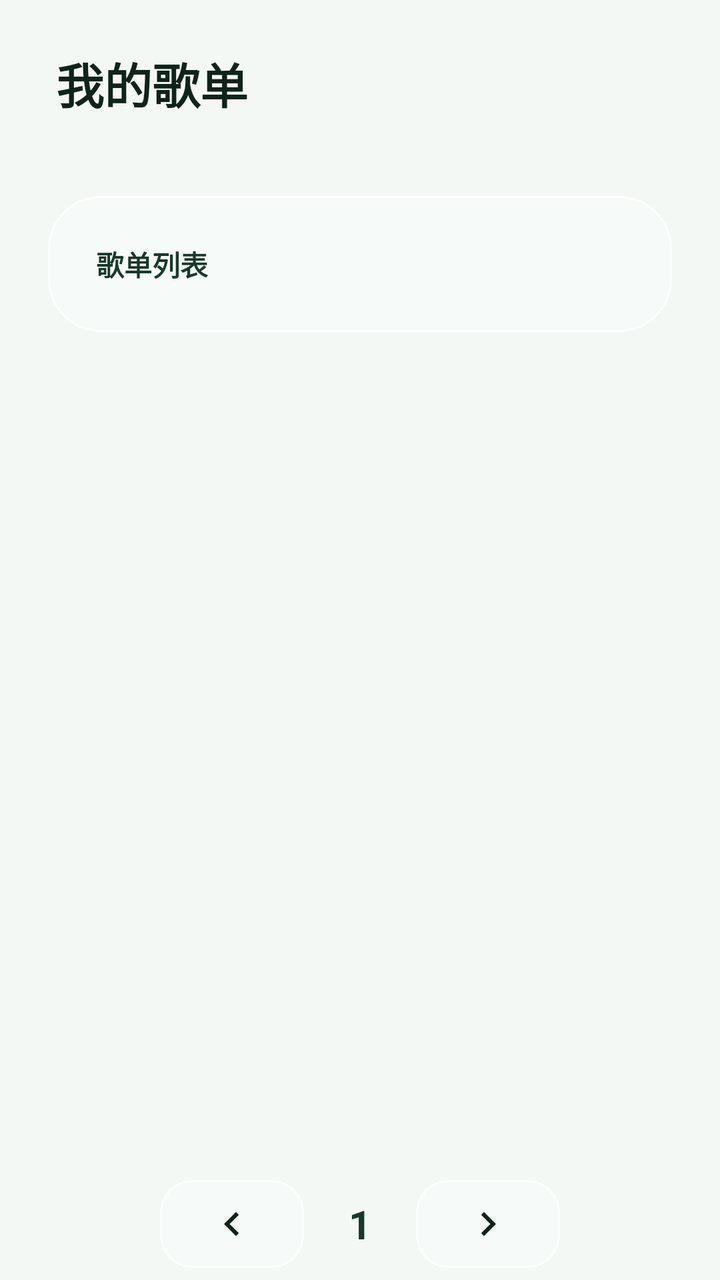
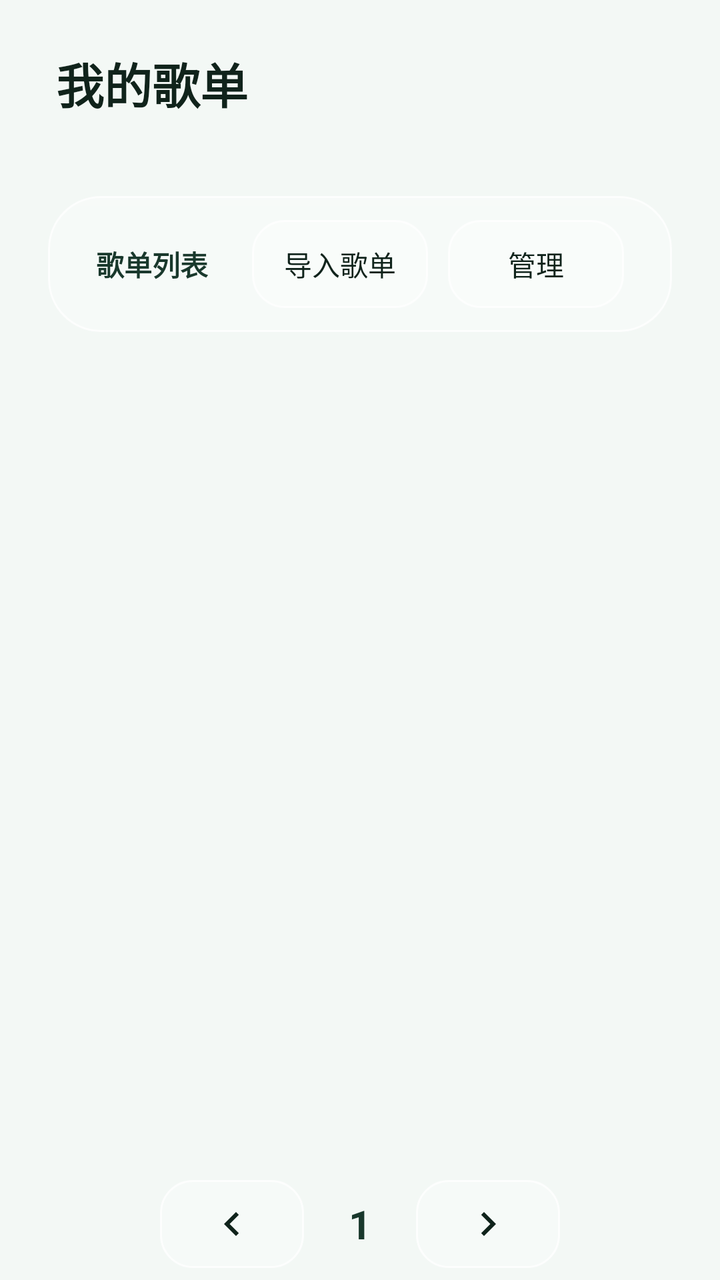

Compare the two renders of this Android layout. The source of the first and the diff that turns it into the second are given below.
<!-- AndroidManifest.xml: application theme AppTheme.NoActionBar -->
<!-- res/layout/fragment_library.xml -->
<?xml version="1.0" encoding="utf-8"?>
<androidx.constraintlayout.widget.ConstraintLayout xmlns:android="http://schemas.android.com/apk/res/android"
    xmlns:app="http://schemas.android.com/apk/res-auto"
    android:layout_width="match_parent"
    android:layout_height="match_parent"
    android:background="@android:color/transparent"
    android:nextFocusLeft="@id/tabLibrary">

    
    <LinearLayout
        android:id="@+id/layoutHeaderLeft"
        android:layout_width="320dp"
        android:layout_height="@dimen/lx_title_height"
        android:orientation="horizontal"
        android:gravity="top"
        android:paddingStart="@dimen/lx_title_gutter"
        android:paddingEnd="@dimen/lx_nav_gutter"
        android:paddingTop="@dimen/lx_title_top"
        android:background="@android:color/transparent"
        app:layout_constraintStart_toStartOf="parent"
        app:layout_constraintTop_toTopOf="parent">

        <TextView
            android:layout_width="wrap_content"
            android:layout_height="wrap_content"
            android:text="我的歌单"
            android:textSize="@dimen/lx_type_title"
            android:textStyle="bold"
            android:textColor="@color/lx_text_primary" />

        <ImageButton
            android:id="@+id/btnBackToPlaylists"
            android:layout_width="@dimen/lx_control_compact"
            android:layout_height="@dimen/lx_control_compact"
            android:layout_marginStart="@dimen/lx_space_sm"
            android:src="@drawable/ic_back"
            android:background="@drawable/btn_focused_circle"
            android:scaleType="centerInside"
            android:padding="@dimen/lx_space_sm"
            android:visibility="gone"
            android:focusable="true"
            android:contentDescription="返回歌单列表"
            app:tint="@color/selector_action_content" />

    </LinearLayout>

    
    <LinearLayout
        android:id="@+id/layoutHeaderRight"
        android:layout_width="0dp"
        android:layout_height="@dimen/lx_title_height"
        android:orientation="horizontal"
        android:gravity="top"
        android:paddingStart="@dimen/lx_nav_gutter"
        android:paddingEnd="@dimen/lx_nav_gutter"
        android:paddingTop="@dimen/lx_title_top"
        android:background="@android:color/transparent"
        app:layout_constraintStart_toEndOf="@+id/layoutHeaderLeft"
        app:layout_constraintEnd_toEndOf="parent"
        app:layout_constraintTop_toTopOf="parent">

        
        <TextView
            android:id="@+id/tabAllSongs"
            android:layout_width="wrap_content"
            android:layout_height="@dimen/lx_control_compact"
            android:text="全部歌曲"
            android:textSize="@dimen/lx_type_body"
            android:textColor="@color/selector_selectable_content"
            android:gravity="center"
            android:paddingStart="@dimen/lx_space_md"
            android:paddingEnd="@dimen/lx_space_md"
            android:background="@drawable/selector_tab_bg"
            android:focusable="true"
            android:nextFocusLeft="@id/tabLibrary"
            android:nextFocusRight="@id/tabLoveList" />

        
        <TextView
            android:id="@+id/tabLoveList"
            android:layout_width="wrap_content"
            android:layout_height="@dimen/lx_control_compact"
            android:text="我的收藏"
            android:textSize="@dimen/lx_type_body"
            android:textColor="@color/selector_selectable_content"
            android:gravity="center"
            android:paddingStart="@dimen/lx_space_md"
            android:paddingEnd="@dimen/lx_space_md"
            android:layout_marginStart="@dimen/lx_space_sm"
            android:background="@drawable/selector_tab_bg"
            android:focusable="true"
            android:nextFocusLeft="@id/tabAllSongs" />

        <View
            android:layout_width="@dimen/lx_space_sm"
            android:layout_height="1dp" />

        <TextView
            android:id="@+id/tvPlaylistTitle"
            android:layout_width="0dp"
            android:layout_height="wrap_content"
            android:layout_weight="1"
            android:text="歌单"
            android:textSize="@dimen/lx_type_section"
            android:textStyle="bold"
            android:textColor="@color/lx_text_primary"
            android:maxLines="1"
            android:ellipsize="end" />

        <TextView
            android:id="@+id/tvSongCount"
            android:layout_width="wrap_content"
            android:layout_height="wrap_content"
            android:text="0 首"
            android:textSize="@dimen/lx_type_body"
            android:textColor="@color/lx_text_secondary"
            android:layout_marginStart="@dimen/lx_space_sm" />

    </LinearLayout>

    <LinearLayout
        android:id="@+id/libraryActionBar"
        android:layout_width="0dp"
        android:layout_height="@dimen/lx_secondary_nav_height"
        android:layout_marginStart="@dimen/lx_nav_gutter"
        android:layout_marginTop="@dimen/lx_space_sm"
        android:layout_marginEnd="@dimen/lx_nav_gutter"
        android:orientation="horizontal"
        android:gravity="center_vertical"
        android:paddingStart="@dimen/lx_nav_gutter"
        android:paddingEnd="@dimen/lx_nav_gutter"
        android:background="@drawable/bg_floating_glass"
        android:elevation="@dimen/lx_elevation_surface"
        android:outlineProvider="background"
        android:clipToOutline="true"
        android:visibility="visible"
        app:layout_constraintStart_toStartOf="parent"
        app:layout_constraintEnd_toEndOf="parent"
        app:layout_constraintTop_toBottomOf="@+id/layoutHeaderLeft">

        <TextView
            android:id="@+id/tvLibraryModeLabel"
            android:layout_width="wrap_content"
            android:layout_height="wrap_content"
            android:text="歌单列表"
            android:textSize="@dimen/lx_type_body"
            android:textStyle="bold"
            android:textColor="@color/lx_text_secondary" />

        <View
            android:layout_width="0dp"
            android:layout_height="1dp"
            android:layout_weight="1" />

        <ImageButton
            android:id="@+id/btnPlayAllSongs"
            android:layout_width="@dimen/lx_control_compact"
            android:layout_height="@dimen/lx_control_compact"
            android:src="@drawable/ic_play"
            android:background="@drawable/btn_focused_circle"
            android:scaleType="centerInside"
            android:padding="@dimen/lx_space_sm"
            android:focusable="true"
            android:visibility="gone"
            android:nextFocusLeft="@id/tabLibrary"
            android:nextFocusRight="@id/btnPlayOrderToggle"
            android:nextFocusDown="@id/rvSongs"
            android:contentDescription="全部播放"
            app:tint="@color/selector_action_content" />

        <ImageButton
            android:id="@+id/btnPlayOrderToggle"
            android:layout_width="@dimen/lx_control_compact"
            android:layout_height="@dimen/lx_control_compact"
            android:layout_marginStart="@dimen/lx_space_sm"
            android:src="@drawable/ic_repeat"
            android:background="@drawable/btn_selectable_circle"
            android:scaleType="centerInside"
            android:padding="@dimen/lx_space_sm"
            android:focusable="true"
            android:visibility="gone"
            android:nextFocusLeft="@id/btnPlayAllSongs"
            android:nextFocusDown="@id/rvSongs"
            android:contentDescription="切换为随机播放"
            app:tint="@color/selector_selectable_content" />

    </LinearLayout>

    
    <androidx.recyclerview.widget.RecyclerView
        android:id="@+id/rvPlaylists"
        android:layout_width="0dp"
        android:layout_height="0dp"
        android:layout_marginStart="@dimen/lx_nav_gutter"
        android:layout_marginTop="@dimen/lx_space_sm"
        android:layout_marginEnd="@dimen/lx_nav_gutter"
        android:background="@android:color/transparent"
        android:paddingStart="@dimen/lx_nav_gutter"
        android:paddingEnd="@dimen/lx_nav_gutter"
        android:paddingTop="@dimen/lx_space_sm"
        android:paddingBottom="@dimen/lx_space_sm"
        android:clipToPadding="false"
        android:focusable="true"
        android:nextFocusLeft="@id/tabLibrary"
        android:nextFocusDown="@id/btnLibraryNextPage"
        app:layout_constraintStart_toStartOf="parent"
        app:layout_constraintEnd_toEndOf="parent"
        app:layout_constraintTop_toBottomOf="@+id/libraryActionBar"
        app:layout_constraintBottom_toTopOf="@+id/libraryPagerBar" />

    <LinearLayout
        android:id="@+id/libraryPagerBar"
        android:layout_width="0dp"
        android:layout_height="@dimen/lx_pager_height"
        android:orientation="horizontal"
        android:gravity="center"
        android:background="@android:color/transparent"
        android:paddingStart="@dimen/lx_nav_gutter"
        android:paddingEnd="@dimen/lx_nav_gutter"
        app:layout_constraintStart_toStartOf="parent"
        app:layout_constraintEnd_toEndOf="parent"
        app:layout_constraintBottom_toBottomOf="parent">

        <ImageButton
            android:id="@+id/btnLibraryPrevPage"
            android:layout_width="@dimen/lx_pager_button_width"
            android:layout_height="@dimen/lx_pager_button_height"
            android:src="@drawable/ic_chevron_left"
            android:background="@drawable/bg_btn_secondary"
            android:scaleType="centerInside"
            android:padding="@dimen/lx_space_sm"
            android:focusable="true"
            android:nextFocusUp="@id/rvPlaylists"
            android:nextFocusRight="@id/btnLibraryNextPage"
            android:nextFocusDown="@id/tabLibrary"
            app:tint="@color/selector_action_content" />

        <TextView
            android:id="@+id/tvLibraryPageNumber"
            android:layout_width="@dimen/lx_pager_number_width"
            android:layout_height="match_parent"
            android:gravity="center"
            android:text="1"
            android:textSize="@dimen/lx_type_section"
            android:textStyle="bold"
            android:textColor="@color/lx_text_secondary" />

        <ImageButton
            android:id="@+id/btnLibraryNextPage"
            android:layout_width="@dimen/lx_pager_button_width"
            android:layout_height="@dimen/lx_pager_button_height"
            android:src="@drawable/ic_chevron_right"
            android:background="@drawable/bg_btn_secondary"
            android:scaleType="centerInside"
            android:padding="@dimen/lx_space_sm"
            android:focusable="true"
            android:nextFocusUp="@id/rvPlaylists"
            android:nextFocusLeft="@id/btnLibraryPrevPage"
            android:nextFocusDown="@id/tabLibrary"
            app:tint="@color/selector_action_content" />

    </LinearLayout>

    
    <androidx.recyclerview.widget.RecyclerView
        android:id="@+id/rvSongs"
        android:layout_width="0dp"
        android:layout_height="0dp"
        android:paddingStart="@dimen/lx_title_gutter"
        android:paddingEnd="@dimen/lx_title_gutter"
        android:paddingTop="@dimen/lx_nav_gutter"
        android:layout_marginTop="@dimen/lx_space_sm"
        android:paddingBottom="@dimen/lx_nav_gutter"
        android:visibility="gone"
        android:focusable="false"
        android:clipToPadding="false"
        android:descendantFocusability="afterDescendants"
        android:nextFocusLeft="@id/tabLibrary"
        android:nextFocusUp="@id/btnPlayAllSongs"
        android:nextFocusDown="@id/btnLibraryNextPage"
        app:layout_constraintStart_toStartOf="parent"
        app:layout_constraintEnd_toEndOf="parent"
        app:layout_constraintTop_toBottomOf="@+id/libraryActionBar"
        app:layout_constraintBottom_toBottomOf="parent" />

</androidx.constraintlayout.widget.ConstraintLayout>
<!-- resources referenced by this layout -->
<resources>
  <color name="lx_text_primary">#10231B</color>
  <color name="lx_text_secondary">#19382C</color>
  <dimen name="lx_control_compact">44dp</dimen>
  <dimen name="lx_elevation_surface">8dp</dimen>
  <dimen name="lx_nav_gutter">24dp</dimen>
  <dimen name="lx_pager_button_height">44dp</dimen>
  <dimen name="lx_pager_button_width">72dp</dimen>
  <dimen name="lx_pager_height">56dp</dimen>
  <dimen name="lx_pager_number_width">56dp</dimen>
  <dimen name="lx_secondary_nav_height">68dp</dimen>
  <dimen name="lx_space_md">16dp</dimen>
  <dimen name="lx_space_sm">10dp</dimen>
  <dimen name="lx_title_gutter">28dp</dimen>
  <dimen name="lx_title_height">88dp</dimen>
  <dimen name="lx_title_top">24dp</dimen>
  <dimen name="lx_type_body">14sp</dimen>
  <dimen name="lx_type_section">20sp</dimen>
  <dimen name="lx_type_title">24sp</dimen>
  <!-- drawable ic_chevron_left (drawable) -->
  <?xml version="1.0" encoding="utf-8"?>
  <vector xmlns:android="http://schemas.android.com/apk/res/android"
      android:width="24dp"
      android:height="24dp"
      android:viewportWidth="24"
      android:viewportHeight="24">
      <path
          android:fillColor="#FF000000"
          android:pathData="M15.41,7.41L14,6l-6,6 6,6 1.41,-1.41L10.83,12z" />
  </vector>
  <!-- drawable ic_chevron_right (drawable) -->
  <?xml version="1.0" encoding="utf-8"?>
  <vector xmlns:android="http://schemas.android.com/apk/res/android"
      android:width="24dp"
      android:height="24dp"
      android:viewportWidth="24"
      android:viewportHeight="24">
      <path
          android:fillColor="#FF000000"
          android:pathData="M10,6L8.59,7.41L13.17,12l-4.58,4.59L10,18l6,-6z"/>
  </vector>
  <!-- drawable ic_play (drawable) -->
  <vector xmlns:android="http://schemas.android.com/apk/res/android"
      android:width="24dp"
      android:height="24dp"
      android:viewportWidth="24"
      android:viewportHeight="24"
      android:tint="#FFFFFF">
      <path
          android:fillColor="@android:color/white"
          android:pathData="M8,5v14l11,-7z" />
  </vector>
  <!-- drawable ic_repeat (drawable) -->
  <vector xmlns:android="http://schemas.android.com/apk/res/android"
      android:width="24dp"
      android:height="24dp"
      android:viewportWidth="24.0"
      android:viewportHeight="24.0">
      <path
          android:fillColor="#FFffffff"
          android:pathData="M7,7h10v3l4,-4 -4,-4v3H5v6h2V7zm10,10H7v-3l-4,4 4,4v-3h12v-6h-2v4z"/>
  </vector>
  <style name="AppTheme.NoActionBar" parent="AppTheme">
          <item name="windowActionBar">false</item>
          <item name="windowNoTitle">true</item>
          <item name="android:windowBackground">@color/lx_bg_canvas</item>
      </style>
  <color name="lx_disabled_fill">#4DFFFFFF</color>
  <dimen name="lx_radius_control">16dp</dimen>
  <color name="lx_brand_pressed">#00A965</color>
  <color name="lx_bg_focus">#DFF8ED</color>
  <dimen name="lx_stroke_focus">2dp</dimen>
  <color name="lx_focus_ring_strong">#D9008C55</color>
  <color name="lx_glass_clear">#42FFFFFF</color>
  <dimen name="lx_stroke_hairline">1dp</dimen>
  <color name="lx_glass_edge">#CCFFFFFF</color>
  <color name="lx_glass_floating">@color/lx_glass_clear</color>
  <dimen name="lx_glass_radius">26dp</dimen>
  <color name="lx_glass_highlight">#24FFFFFF</color>
  <color name="lx_glass_specular_mid">#08FFFFFF</color>
  <color name="lx_glass_specular_clear">#00FFFFFF</color>
  <color name="lx_selected_focused_fill">@color/lx_bg_focus</color>
  <color name="lx_brand_soft">#3320C878</color>
  <dimen name="lx_stroke_selected">2dp</dimen>
  <color name="lx_brand">#00C878</color>
  <style name="AppTheme" parent="BaseAppTheme" />
  <color name="lx_bg_canvas">#F3F8F5</color>
  <color name="colorPrimary">@color/lx_brand</color>
  <color name="colorPrimaryDark">@color/lx_brand_pressed</color>
  <color name="colorAccent">@color/lx_brand</color>
  <!-- unchanged entries left out for length: 6 -->
</resources>

<!-- the commit's change to res/layout/fragment_library.xml (unified diff, before → after) -->
@@ -64,7 +64,7 @@
             android:id="@+id/tabAllSongs"
             android:layout_width="wrap_content"
             android:layout_height="@dimen/lx_control_compact"
-            android:text="全部歌曲"
+            android:text="@string/library_all_playlists"
             android:textSize="@dimen/lx_type_body"
             android:textColor="@color/selector_selectable_content"
             android:gravity="center"
@@ -95,17 +95,10 @@
             android:layout_width="@dimen/lx_space_sm"
             android:layout_height="1dp" />
 
-        <TextView
-            android:id="@+id/tvPlaylistTitle"
+        <View
             android:layout_width="0dp"
-            android:layout_height="wrap_content"
-            android:layout_weight="1"
-            android:text="歌单"
-            android:textSize="@dimen/lx_type_section"
-            android:textStyle="bold"
-            android:textColor="@color/lx_text_primary"
-            android:maxLines="1"
-            android:ellipsize="end" />
+            android:layout_height="1dp"
+            android:layout_weight="1" />
 
         <TextView
             android:id="@+id/tvSongCount"
@@ -151,6 +144,37 @@
             android:layout_width="0dp"
             android:layout_height="1dp"
             android:layout_weight="1" />
+
+        <Button
+            android:id="@+id/btnImportPlaylist"
+            android:layout_width="wrap_content"
+            android:layout_height="@dimen/lx_control_compact"
+            android:background="@drawable/bg_btn_secondary"
+            android:focusable="true"
+            android:nextFocusLeft="@id/tabLibrary"
+            android:nextFocusRight="@id/btnManagePlaylists"
+            android:nextFocusDown="@id/rvPlaylists"
+            android:paddingStart="@dimen/lx_space_md"
+            android:paddingEnd="@dimen/lx_space_md"
+            android:text="@string/playlist_import_action"
+            android:textColor="@color/selector_action_content"
+            android:textSize="@dimen/lx_type_body" />
+
+        <Button
+            android:id="@+id/btnManagePlaylists"
+            android:layout_width="wrap_content"
+            android:layout_height="@dimen/lx_control_compact"
+            android:layout_marginStart="@dimen/lx_space_sm"
+            android:background="@drawable/bg_btn_secondary"
+            android:focusable="true"
+            android:nextFocusLeft="@id/btnImportPlaylist"
+            android:nextFocusRight="@id/btnManagePlaylists"
+            android:nextFocusDown="@id/rvPlaylists"
+            android:paddingStart="@dimen/lx_space_md"
+            android:paddingEnd="@dimen/lx_space_md"
+            android:text="@string/library_manage"
+            android:textColor="@color/selector_action_content"
+            android:textSize="@dimen/lx_type_body" />
 
         <ImageButton
             android:id="@+id/btnPlayAllSongs"
<!-- resource entries referenced after the edit -->
@@ -61,6 +61,9 @@
           android:fillColor="#FFffffff"
           android:pathData="M7,7h10v3l4,-4 -4,-4v3H5v6h2V7zm10,10H7v-3l-4,4 4,4v-3h12v-6h-2v4z"/>
   </vector>
+  <string name="library_all_playlists">全部歌单</string>
+  <string name="library_manage">管理</string>
+  <string name="playlist_import_action">导入歌单</string>
   <style name="AppTheme.NoActionBar" parent="AppTheme">
           <item name="windowActionBar">false</item>
           <item name="windowNoTitle">true</item>
